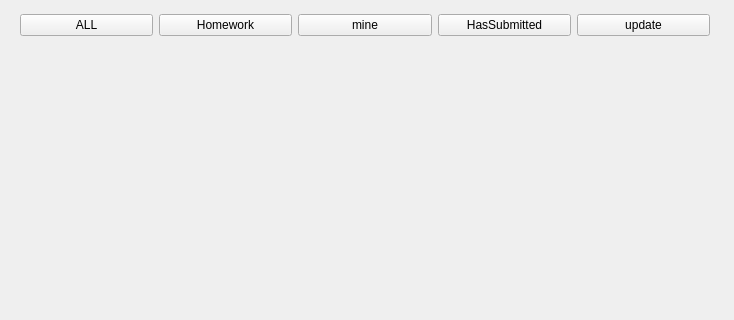
This is homework.ui in zsz12251665/HOSS-Client as Qt 5 draws it before an edit; both pictures show x 0 to 734 and y 0 to 320 of the 734 by 633 pixel window. The edited form follows.
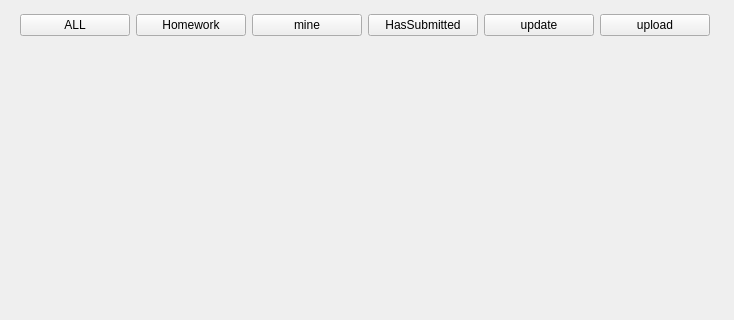
This is the edited form.

The edit to the form file:
```diff
--- a/homework.ui
+++ b/homework.ui
@@ -77,6 +77,13 @@
        </property>
       </widget>
      </item>
+     <item>
+      <widget class="QPushButton" name="upload">
+       <property name="text">
+        <string>upload</string>
+       </property>
+      </widget>
+     </item>
     </layout>
    </widget>
    <widget class="QWidget" name="layoutWidget">
```
